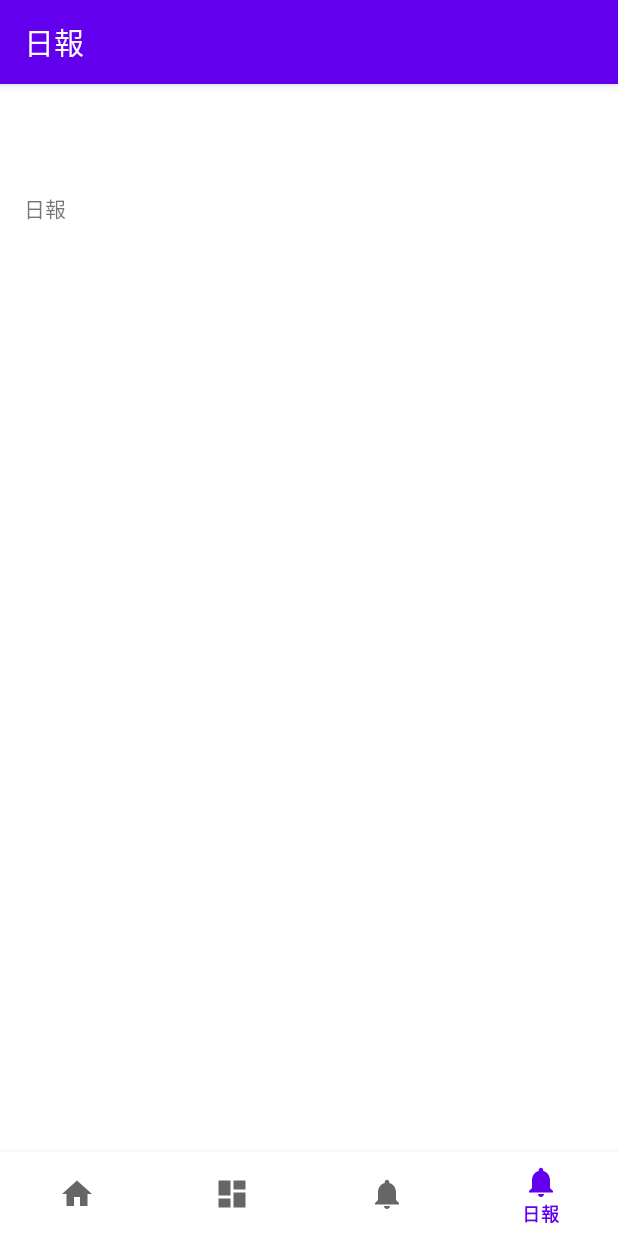
After one commit to chenzhizsqq/CzOffice, an Android app: the ScrollingFragmentReport screen opened through its navigation route, on a phone screen of 412 x 824 dp. The commit adds this screen. Run offline under Robolectric (Android 15) with nearby library versions, the phone set to English and light mode, and no system bars; our stand-ins replace navigation-ui.

Commit message:
主画面，第四个次画面插入

```diff
--- a/app/src/main/java/com/example/etoffice/MainActivity.kt
+++ b/app/src/main/java/com/example/etoffice/MainActivity.kt
@@ -19,7 +19,7 @@ class MainActivity : AppCompatActivity() {
         // Passing each menu ID as a set of Ids because each
         // menu should be considered as top level destinations.
         val appBarConfiguration = AppBarConfiguration(setOf(
-                R.id.navigation_home, R.id.navigation_dashboard, R.id.navigation_notifications))
+                R.id.navigation_home, R.id.navigation_dashboard, R.id.navigation_notifications,R.id.ScrollingFragmentReport))
         setupActionBarWithNavController(navController, appBarConfiguration)
         navView.setupWithNavController(navController)
     }
--- /dev/null
+++ b/app/src/main/java/com/example/etoffice/ui/ScrollingFragmentReport.kt
@@ -0,0 +1,19 @@
+package com.example.etoffice.ui
+
+import android.os.Bundle
+import android.view.LayoutInflater
+import android.view.View
+import android.view.ViewGroup
+import androidx.fragment.app.Fragment
+import com.example.etoffice.R
+
+class ScrollingFragmentReport : Fragment() {
+
+    override fun onCreateView(
+            inflater: LayoutInflater,
+            container: ViewGroup?,
+            savedInstanceState: Bundle?
+    ): View? {
+        return inflater.inflate(R.layout.fragment_scrolling_report, container, false)
+    }
+}
--- /dev/null
+++ b/app/src/main/res/layout/fragment_scrolling_report.xml
@@ -0,0 +1,14 @@
+<?xml version="1.0" encoding="utf-8"?>
+<androidx.core.widget.NestedScrollView xmlns:android="http://schemas.android.com/apk/res/android"
+    xmlns:tools="http://schemas.android.com/tools"
+    android:layout_width="match_parent"
+    android:layout_height="match_parent"
+    tools:context=".ui.ScrollingFragmentReport">
+
+    <TextView
+        android:layout_width="wrap_content"
+        android:layout_height="wrap_content"
+        android:layout_margin="@dimen/text_margin"
+        android:text="日報" />
+
+</androidx.core.widget.NestedScrollView>
--- a/app/src/main/res/menu/bottom_nav_menu.xml
+++ b/app/src/main/res/menu/bottom_nav_menu.xml
@@ -15,5 +15,9 @@
         android:id="@+id/navigation_notifications"
         android:icon="@drawable/ic_notifications_black_24dp"
         android:title="@string/title_notifications" />
+    <item
+        android:id="@+id/ScrollingFragmentReport"
+        android:icon="@drawable/ic_notifications_black_24dp"
+        android:title="@string/title_report" />
 
 </menu>
--- a/app/src/main/res/navigation/mobile_navigation.xml
+++ b/app/src/main/res/navigation/mobile_navigation.xml
@@ -22,4 +22,9 @@
         android:name="com.example.etoffice.ui.notifications.NotificationsFragment"
         android:label="@string/title_notifications"
         tools:layout="@layout/fragment_notifications" />
+    <fragment
+        android:id="@+id/ScrollingFragmentReport"
+        android:name="com.example.etoffice.ui.ScrollingFragmentReport"
+        android:label="@string/title_report"
+        tools:layout="@layout/fragment_scrolling_report" />
 </navigation>
--- a/app/src/main/res/values/dimens.xml
+++ b/app/src/main/res/values/dimens.xml
@@ -2,4 +2,5 @@
     <!-- Default screen margins, per the Android Design guidelines. -->
     <dimen name="activity_horizontal_margin">16dp</dimen>
     <dimen name="activity_vertical_margin">16dp</dimen>
+    <dimen name="text_margin">16dp</dimen>
 </resources>
--- a/app/src/main/res/values/strings.xml
+++ b/app/src/main/res/values/strings.xml
@@ -4,4 +4,6 @@
     <string name="title_home">Home</string>
     <string name="title_dashboard">Dashboard</string>
     <string name="title_notifications">Notifications</string>
+    <string name="title_report">日報</string>
+
 </resources>
```
